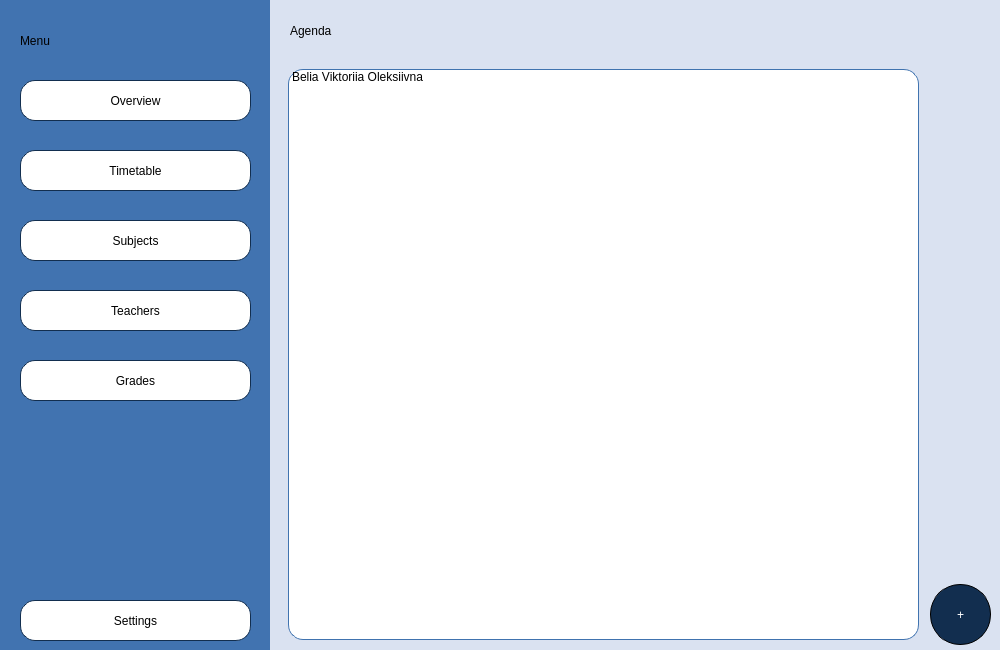
BeliaViktoria/Planner, file Planner/agendamain.ui: the form before one commit.
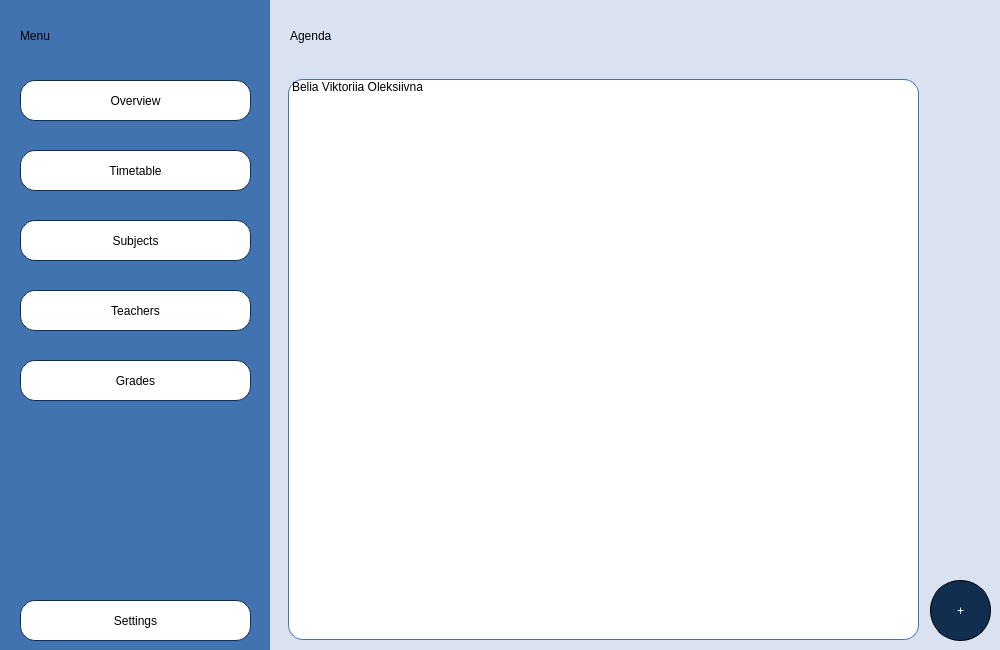
The form after the commit.

```diff
--- a/Planner/agendamain.ui
+++ b/Planner/agendamain.ui
@@ -30,9 +30,9 @@
     <property name="geometry">
      <rect>
       <x>20</x>
-      <y>20</y>
+      <y>10</y>
       <width>231</width>
-      <height>41</height>
+      <height>51</height>
      </rect>
     </property>
     <property name="styleSheet">
@@ -194,7 +194,7 @@
       <x>20</x>
       <y>10</y>
       <width>231</width>
-      <height>41</height>
+      <height>51</height>
      </rect>
     </property>
     <property name="styleSheet">
@@ -209,9 +209,9 @@
     <property name="geometry">
      <rect>
       <x>18</x>
-      <y>69</y>
+      <y>79</y>
       <width>631</width>
-      <height>571</height>
+      <height>561</height>
      </rect>
     </property>
     <property name="styleSheet">
@@ -233,7 +233,7 @@
     <property name="geometry">
      <rect>
       <x>660</x>
-      <y>584</y>
+      <y>580</y>
       <width>61</width>
       <height>61</height>
      </rect>
```
